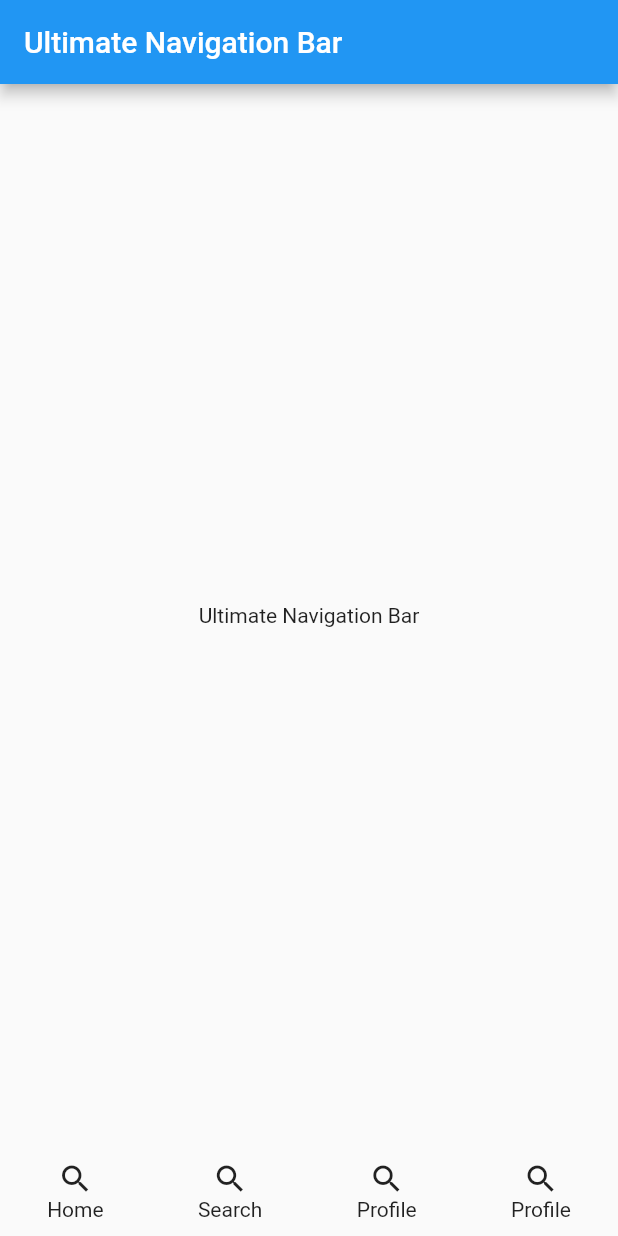
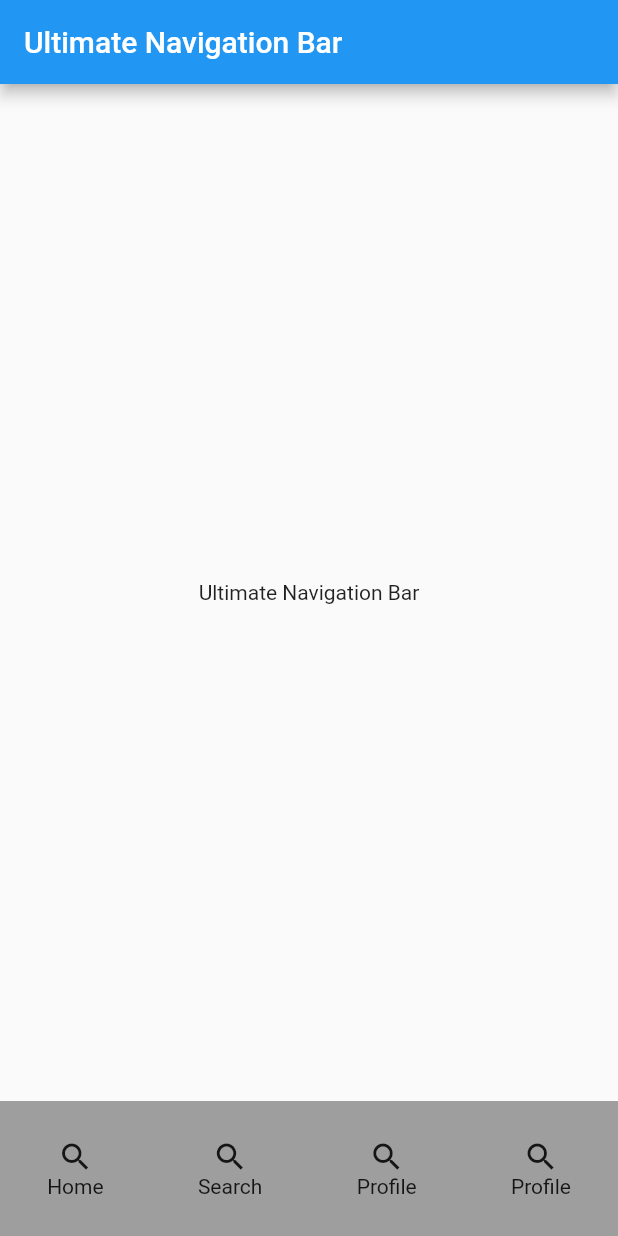
Before and after one commit to UltimateNavBar/ultimate_navigation_bar, a Flutter app: the screen it shows after launch, on a phone screen of 412 x 824 dp. Run offline on Flutter 3.47's test engine with Material 2 defaults, Android fonts, the phone set to English and light mode, and no system bars.

Commit message:
Update Architecture + Background

```diff
--- a/example/lib/main.dart
+++ b/example/lib/main.dart
@@ -1,7 +1,6 @@
 import 'package:flutter/material.dart';
 import 'dart:async';
 import 'package:flutter/services.dart';
-import 'package:ultimate_navigation_bar/navBarItems.dart';
 import 'package:ultimate_navigation_bar/ultimate_navigation_bar.dart';
 
 void main() {
@@ -35,18 +34,35 @@ class _MyAppState extends State<MyApp> {
           ),
         ),
         bottomNavigationBar: ultimateNavBar(
+          backgroundColor: Colors.grey.shade500,
           items:[
             navBarItem(
-              label: 'Home', icon: Icons.search,
+              label: 'Home',
+              icon: Icons.search,
+              onTap: () {
+                print('tapped');
+              }
             ),
             navBarItem(
-              label: 'Search', icon: Icons.search
+              label: 'Search',
+                icon: Icons.search,
+                onTap: () {
+                  print('tapped');
+                }
             ),
             navBarItem(
-              label: 'Profile', icon: Icons.search
+              label: 'Profile',
+                icon: Icons.search,
+                onTap: () {
+                  print('tapped');
+                }
             ),
             navBarItem(
-                label: 'Profile', icon: Icons.search
+                label: 'Profile',
+                icon: Icons.search,
+                onTap: () {
+                  print('tapped');
+                }
             ),
           ]
         ),
--- a/lib/navBarItems.dart
+++ b/lib/src/item.dart
@@ -5,5 +5,6 @@ class navBarItem{
   final String? label;
   final String? route;
   final IconData icon;
-  const navBarItem({this.label, this.route, required this.icon});
+  final Function()? onTap;
+  const navBarItem({this.label, this.route, required this.icon, this.onTap});
 }
--- /dev/null
+++ b/lib/src/navBar.dart
@@ -0,0 +1,46 @@
+import 'package:flutter/material.dart';
+import 'package:ultimate_navigation_bar/src/item.dart';
+
+class ultimateNavBar extends StatelessWidget {
+  final List<navBarItem>? items;
+  final Color? backgroundColor;
+  final int? barHeight;
+
+  const ultimateNavBar({
+    Key? key,
+    required this.items,
+    this.backgroundColor,
+    this.barHeight
+  }) : super(key: key);
+
+  @override
+  Widget build(BuildContext context) {
+    return Container(
+      height: barHeight?.toDouble() ?? 90,
+      decoration: BoxDecoration(
+        color: backgroundColor ?? Colors.white,
+      ),
+      child: SafeArea(
+        child: Row(
+          mainAxisAlignment: MainAxisAlignment.spaceAround,
+          children: [
+            for (var item in items!)
+              InkWell(
+                onTap: item.onTap,
+                child: Container(
+                  height: 60,
+                  child: Column(
+                    mainAxisAlignment: MainAxisAlignment.center,
+                    children: [
+                      Icon(item.icon),
+                      Text(item.label!),
+                    ],
+                  ),
+                ),
+              )
+          ],
+        ),
+      ),
+    );
+  }
+}
--- a/lib/ultimate_navigation_bar.dart
+++ b/lib/ultimate_navigation_bar.dart
@@ -1,29 +1,4 @@
-import 'package:flutter/material.dart';
-import 'package:ultimate_navigation_bar/navBarItems.dart';
+library ultimate_navigation_bar;
 
-class ultimateNavBar extends StatelessWidget {
-  final List<navBarItem>? items;
-  const ultimateNavBar({Key? key, required this.items}) : super(key: key);
-
-  @override
-  Widget build(BuildContext context) {
-    return Container(
-      child: Row(
-        mainAxisAlignment: MainAxisAlignment.spaceAround,
-        children: [
-          for (var item in items!)
-             Container(
-                height: 60,
-                child: Column(
-                  mainAxisAlignment: MainAxisAlignment.center,
-                  children: [
-                    Icon(item.icon),
-                    Text(item.label!),
-                  ],
-                ),
-              ),
-        ],
-      ),
-    );
-  }
-}
+export 'src/navBar.dart';
+export 'src/item.dart';
```
